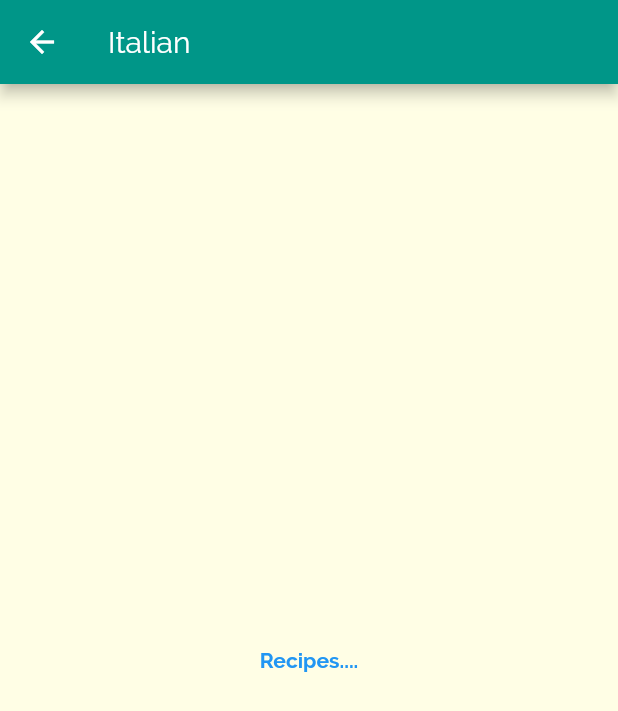
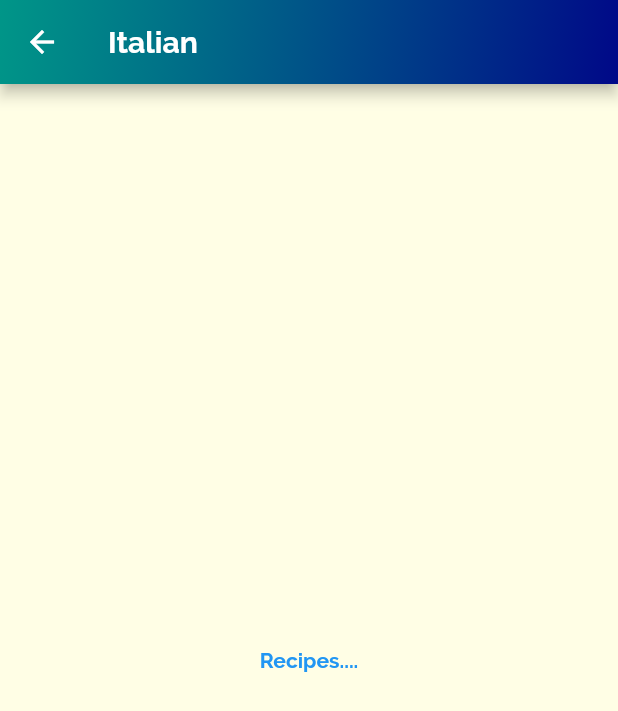
Before and after one commit to Sharan-121/Sidechef, a Flutter app: the screen it shows after launch, after a tap on "Italian", on a phone screen of 412 x 824 dp. Shown: the top 711 px of the screen. Run offline on Flutter 3.47's test engine with Material 2 defaults, Android fonts, the phone set to English and light mode, and no system bars; our stand-ins replace google_fonts.

Commit message:
Added named routes

```diff
--- a/lib/cuisine_item.dart
+++ b/lib/cuisine_item.dart
@@ -1,22 +1,18 @@
 import 'package:flutter/material.dart';
 import 'package:google_fonts/google_fonts.dart';
-import 'package:restaurant_cuisine_app/cuisine_recipe.dart';
+
 
 class CuisineItem extends StatelessWidget {
   final String title;
   final String id;
   final Color color;
 
-  CuisineItem({required this.title, required this.color,required this.id});
+  CuisineItem({required this.title, required this.color, required this.id});
 
   void selectCuisine(BuildContext ctx) {
-    Navigator.of(ctx).push(
-      MaterialPageRoute(builder: (_) {
-        return CuisineRecipe(
-          cuisineId: id,
-          cuisineName: title,
-        );
-      }),
+    Navigator.of(ctx).pushNamed(
+      '/CuisineRecipe',
+      arguments: {"id": id, "title": title,"color":color},
     );
   }
 
--- a/lib/cuisine_recipe.dart
+++ b/lib/cuisine_recipe.dart
@@ -1,15 +1,36 @@
 import 'package:flutter/material.dart';
 
 class CuisineRecipe extends StatelessWidget {
-  final String cuisineId;
-  final String cuisineName;
-
-  CuisineRecipe({required this.cuisineId, required this.cuisineName});
-
   @override
   Widget build(BuildContext context) {
+    final routeArgs =
+        ModalRoute.of(context)?.settings.arguments as Map<String, dynamic>;
+
+    final cuisineId = routeArgs["id"];
+    final cuisineName = routeArgs["title"];
+    final Color color = routeArgs['color'] as Color;
+
     return Scaffold(
-      appBar: AppBar(title: Text(cuisineName)),
+      appBar: AppBar(
+        title: Text(
+          cuisineName.toString(),
+          style: TextStyle(fontWeight: FontWeight.bold),
+        ),
+        flexibleSpace: Container(
+          decoration: BoxDecoration(
+              gradient: LinearGradient(
+            colors: [
+              color.withOpacity(0.9),
+              // color,
+              color.withGreen(8),
+              // color.withBlue(8),
+              // color.withRed(8),
+            ],
+            begin: Alignment.topLeft,
+            end: Alignment.bottomRight,
+          )),
+        ),
+      ),
       body: Center(
         child: Text(
           "Recipes....",
--- a/lib/main.dart
+++ b/lib/main.dart
@@ -1,6 +1,6 @@
 import 'package:flutter/material.dart';
+import 'package:restaurant_cuisine_app/cuisine_recipe.dart';
 import 'package:restaurant_cuisine_app/cuisines_screen.dart';
-import 'package:google_fonts/google_fonts.dart';
 
 void main() {
   runApp(const MyApp());
@@ -33,6 +33,9 @@
         ),
       ),
       home: const CuisineScreen(),
+      routes: {
+        '/CuisineRecipe': (ctx) => CuisineRecipe(),
+      },
     );
   }
 }
```
